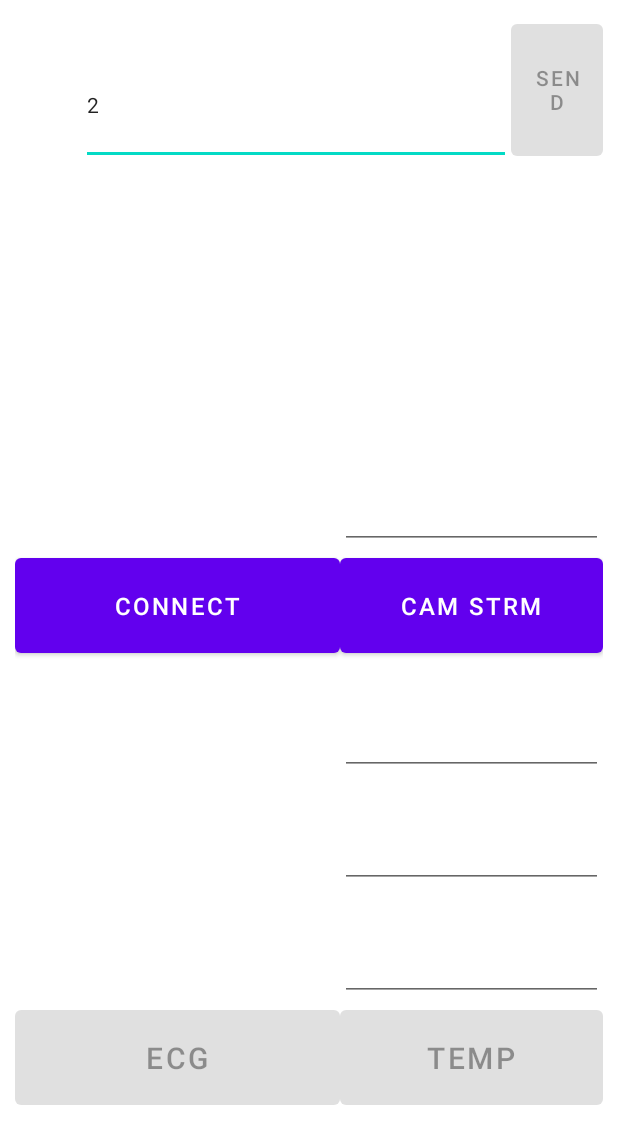
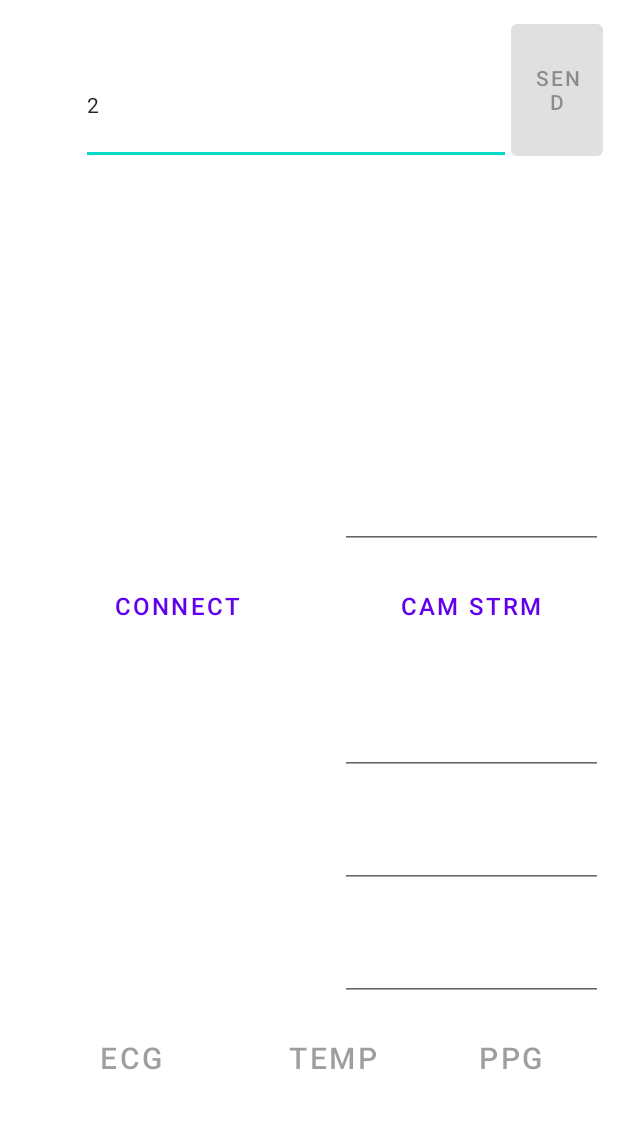
Before and after one commit to AdityaPathak09/PCODMaster, an Android app: the screen it shows after launch (MainActivity), on a phone screen of 412 x 824 dp. Shown: the top 1144 px of the screen. Run offline under Robolectric (Android 15) with nearby library versions, the phone set to English and light mode, and no system bars.

Commit message:
commit 26/12/22

```diff
--- a/app/src/main/java/com/example/pcodmaster/stream.java
+++ b/app/src/main/java/com/example/pcodmaster/stream.java
@@ -26,8 +26,9 @@ public class stream extends AppCompatActivity {
         webView.setScrollBarStyle(WebView.SCROLLBARS_OUTSIDE_OVERLAY);
         webView.setScrollbarFadingEnabled(false);
 //        System.out.println("Wifi State: " +wifiManager.getWifiState());
-        String url = "http://192.168.194.147/mjpeg/1";
 //        String url = "https://Instagram.com";
+//        String url = "http://192.168.194.147/mjpeg/1";
+        String url = "http://192.168.178.203/mjpeg/1";
         webView.loadUrl(url); //put url
     }
 
--- a/app/src/main/res/layout/activity_ecgchart.xml
+++ b/app/src/main/res/layout/activity_ecgchart.xml
@@ -5,12 +5,6 @@
     android:layout_width="match_parent"
     android:layout_height="match_parent"
     tools:context=".MainActivity">
-
-  <Button
-      android:id="@+id/button"
-      android:layout_width="wrap_content"
-      android:layout_height="wrap_content"
-      android:text="Button" />
 
   <com.github.mikephil.charting.charts.LineChart
       android:id="@+id/linechart"
--- a/app/src/main/res/layout/activity_main.xml
+++ b/app/src/main/res/layout/activity_main.xml
@@ -23,8 +23,10 @@
             android:layout_marginStart="44dp"
             android:layout_marginTop="20dp"
             android:layout_weight="1"
-            android:text="2"
-            android:textSize="14dp" />
+            android:autofillHints=""
+            android:inputType="text"
+            android:text="@string/_2"
+            android:textSize="14sp" />
 
         <Button
             android:id="@+id/send"
@@ -32,7 +34,7 @@
             android:layout_height="match_parent"
             android:layout_weight="1"
             android:minWidth="48dp"
-            android:text="Send" />
+            android:text="@string/send" />
     </LinearLayout>
 
     <TableLayout
@@ -42,10 +44,6 @@
         app:layout_constraintEnd_toEndOf="parent"
         app:layout_constraintStart_toStartOf="parent"
         app:layout_constraintTop_toBottomOf="@+id/scrollView2">
-
-        <TableRow
-            android:layout_width="match_parent"
-            android:layout_height="match_parent" />
 
         <TableRow
             android:layout_width="wrap_content"
@@ -58,7 +56,7 @@
                 android:autofillHints=""
                 android:ems="10"
                 android:inputType="textPersonName"
-                android:text="Enter Device Name: "
+                android:text="@string/enter_device_name"
                 android:textColor="@color/white"
                 android:textSize="18sp"
                 tools:ignore="TouchTargetSizeCheck" />
@@ -68,7 +66,9 @@
                 android:layout_width="159dp"
                 android:layout_height="75dp"
                 android:layout_weight="3"
-                android:text="HC-05"
+                android:autofillHints=""
+                android:inputType="text"
+                android:text="@string/hc_05"
                 android:textAlignment="textStart"
                 android:textColor="@color/white"
                 android:textSize="20sp" />
@@ -83,18 +83,20 @@
                 android:layout_width="match_parent"
                 android:layout_height="75dp"
                 android:layout_weight="3"
-                android:text="Connect"
+                android:text="@string/connect"
                 android:textAlignment="center"
-                android:textSize="16sp" />
+                android:textSize="16sp"
+                style="?android:attr/buttonBarButtonStyle" />
 
             <Button
                 android:id="@+id/CamButton"
                 android:layout_width="match_parent"
                 android:layout_height="75dp"
                 android:layout_weight="3"
-                android:text="Cam Strm"
+                android:text="@string/cam_strm"
                 android:textAlignment="center"
-                android:textSize="16sp" />
+                android:textSize="16sp"
+                style="?android:attr/buttonBarButtonStyle" />
 
         </TableRow>
 
@@ -119,6 +121,8 @@
                 android:layout_width="160dp"
                 android:layout_height="75dp"
                 android:layout_weight="3"
+                android:autofillHints=""
+                android:inputType="number"
                 android:textColor="@color/white"
                 android:textSize="20sp"
                 tools:ignore="SpeakableTextPresentCheck" />
@@ -145,6 +149,8 @@
                 android:layout_width="160dp"
                 android:layout_height="75dp"
                 android:layout_weight="3"
+                android:autofillHints=""
+                android:inputType="text"
                 android:textSize="20sp"
                 tools:ignore="SpeakableTextPresentCheck" />
         </TableRow>
@@ -170,6 +176,8 @@
                 android:layout_width="160dp"
                 android:layout_height="75dp"
                 android:layout_weight="3"
+                android:autofillHints=""
+                android:inputType="text"
                 android:textColor="@color/white"
                 android:textSize="20sp"
                 tools:ignore="SpeakableTextPresentCheck" />
@@ -187,7 +195,8 @@
                 android:layout_weight="3"
                 android:text="@string/ecg"
                 android:textAlignment="center"
-                android:textSize="20sp" />
+                android:textSize="20sp"
+                style="?android:attr/buttonBarButtonStyle" />
 
             <Button
                 android:id="@+id/tempBut"
@@ -196,7 +205,19 @@
                 android:layout_weight="3"
                 android:text="@string/temp"
                 android:textAlignment="center"
+                android:textSize="20sp"
+                style="?android:attr/buttonBarButtonStyle" />
+
+            <Button
+                android:id="@+id/ppgBut"
+                style="?android:attr/buttonBarButtonStyle"
+                android:layout_width="182dp"
+                android:layout_height="75dp"
+                android:layout_weight="3"
+                android:text="@string/ppg"
+                android:textAlignment="center"
                 android:textSize="20sp" />
+
         </TableRow>
 
     </TableLayout>
--- a/app/src/main/res/values/strings.xml
+++ b/app/src/main/res/values/strings.xml
@@ -5,4 +5,11 @@
     <string name="heart_rate">Heart Rate:</string>
     <string name="tempreature">Tempreature:</string>
     <string name="ambient_temp">Ambient Temp:</string>
+    <string name="ppg">ppg</string>
+    <string name="_2">2</string>
+    <string name="enter_device_name">Enter Device Name:</string>
+    <string name="send">Send</string>
+    <string name="cam_strm">Cam Strm</string>
+    <string name="hc_05">HC-05</string>
+    <string name="connect">Connect</string>
 </resources>
```
Also changed, not shown: app/src/main/java/com/example/pcodmaster/MainActivity.java (+95 -1 lines).
